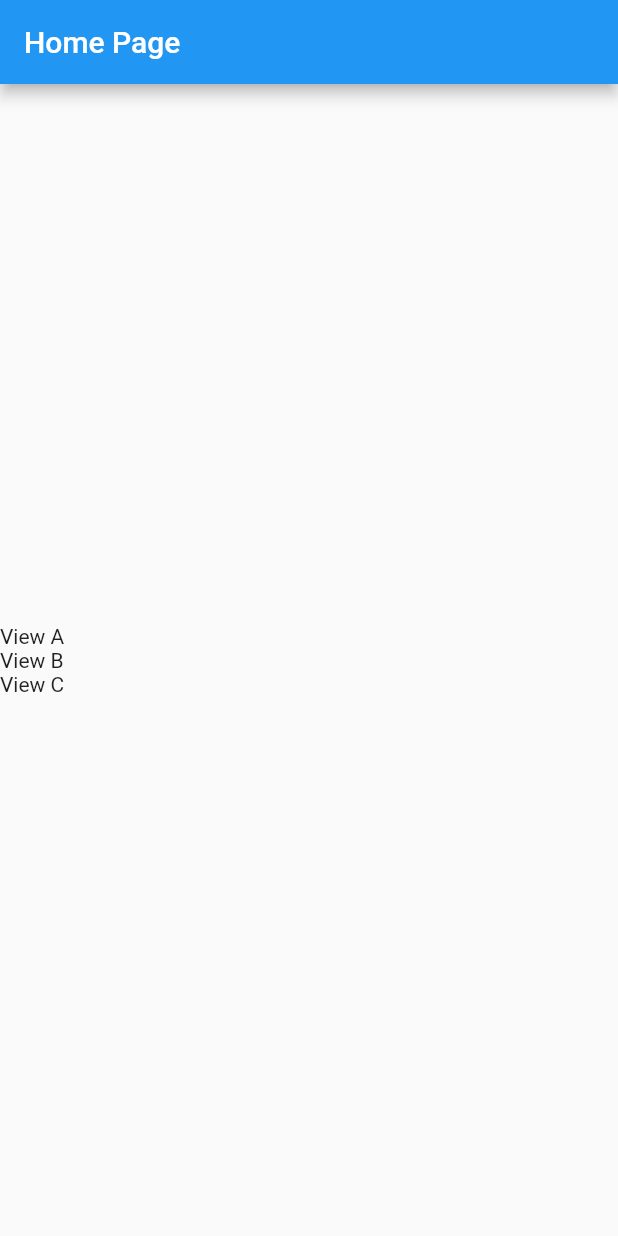
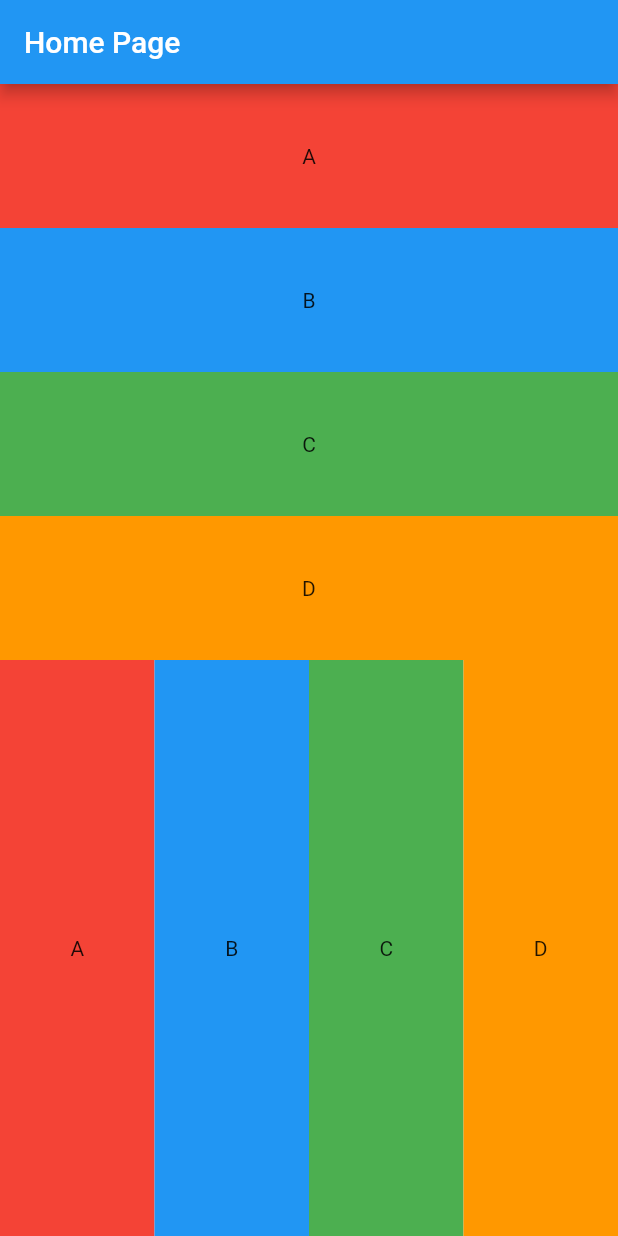
Before and after one commit to phamtanphat/flutter_widget_29092022, a Flutter app: the screen it shows after launch, on a phone screen of 412 x 824 dp. Run offline on Flutter 3.47's test engine with Material 2 defaults, Android fonts, the phone set to English and light mode, and no system bars.

Commit message:
bai tap 1

```diff
--- a/lib/main.dart
+++ b/lib/main.dart
@@ -28,12 +28,90 @@ class HomePage extends StatelessWidget {
       body: Container(
         constraints: BoxConstraints.expand(),
         child: Column(
-          mainAxisAlignment: MainAxisAlignment.center,
-          crossAxisAlignment: CrossAxisAlignment.start,
+          crossAxisAlignment: CrossAxisAlignment.stretch,
           children: [
-            Text("View A"),
-            Text("View B"),
-            Text("View C"),
+            Expanded(
+                child: Container(
+                  constraints: BoxConstraints.expand(),
+                  child: Column(
+                    children: [
+                      Expanded(
+                          child: Container(
+                            color: Colors.red,
+                            alignment: Alignment.center,
+                            constraints: BoxConstraints.expand(),
+                            child: Text("A")
+                          )
+                      ),
+                      Expanded(
+                          child: Container(
+                            color: Colors.blue,
+                            alignment: Alignment.center,
+                            constraints: BoxConstraints.expand(),
+                            child: Text("B"),
+                          )
+                      ),
+                      Expanded(
+                          child: Container(
+                            color: Colors.green,
+                            alignment: Alignment.center,
+                            constraints: BoxConstraints.expand(),
+                            child: Text("C"),
+                          )
+                      ),
+                      Expanded(
+                          child: Container(
+                            color: Colors.orange,
+                            alignment: Alignment.center,
+                            constraints: BoxConstraints.expand(),
+                            child: Text("D"),
+                          )
+                      )
+                    ],
+                  ),
+                )
+            ),
+            Expanded(
+                child: Container(
+                  constraints: BoxConstraints.expand(),
+                  child: Row(
+                    children: [
+                      Expanded(
+                          child: Container(
+                              color: Colors.red,
+                              alignment: Alignment.center,
+                              constraints: BoxConstraints.expand(),
+                              child: Text("A")
+                          )
+                      ),
+                      Expanded(
+                          child: Container(
+                            color: Colors.blue,
+                            alignment: Alignment.center,
+                            constraints: BoxConstraints.expand(),
+                            child: Text("B"),
+                          )
+                      ),
+                      Expanded(
+                          child: Container(
+                            color: Colors.green,
+                            alignment: Alignment.center,
+                            constraints: BoxConstraints.expand(),
+                            child: Text("C"),
+                          )
+                      ),
+                      Expanded(
+                          child: Container(
+                            color: Colors.orange,
+                            alignment: Alignment.center,
+                            constraints: BoxConstraints.expand(),
+                            child: Text("D"),
+                          )
+                      )
+                    ],
+                  ),
+                )
+            ),
           ],
         ),
       ),
```
